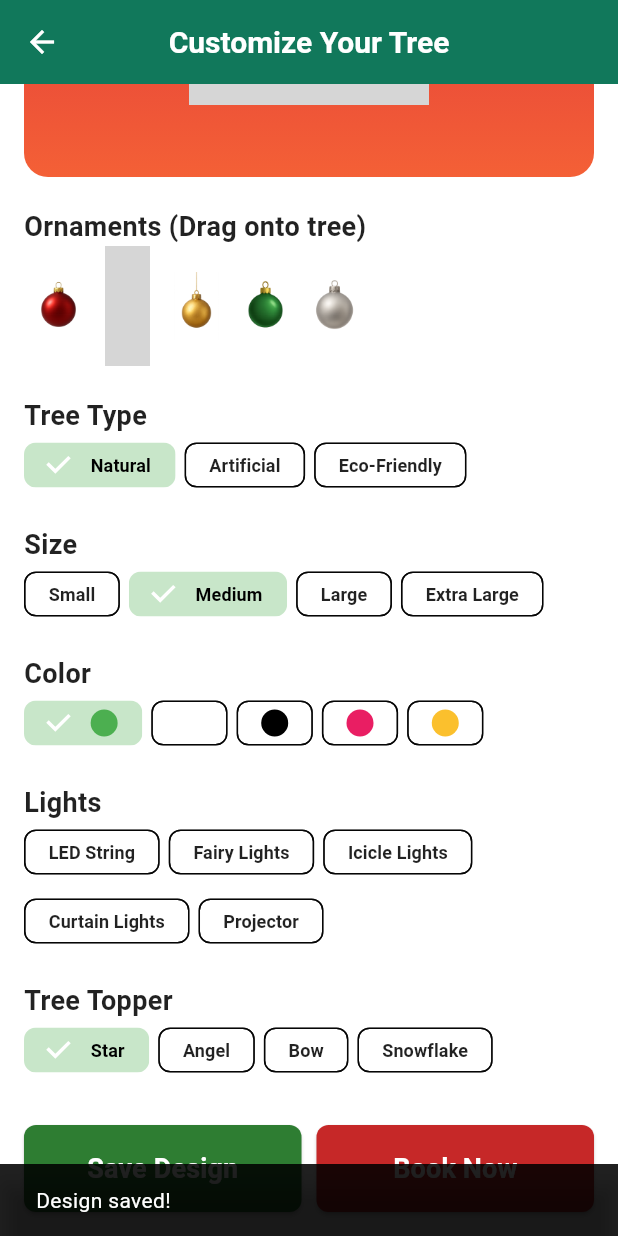
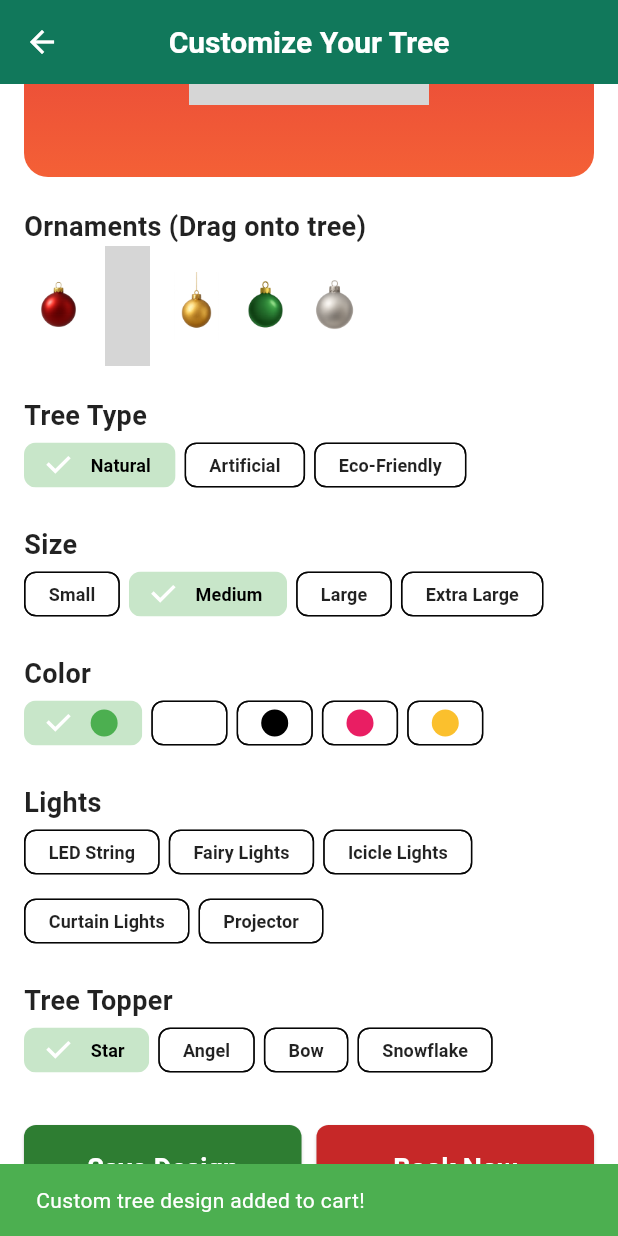
Before and after one commit to samiurvit1/Christmas_Tree_App, a Flutter app: the CustomizeTreePage screen opened directly, scrolled down 202 dp, after a tap on "Save Design", on a phone screen of 412 x 824 dp. Run offline on Flutter 3.47's test engine with Material 3 defaults, Android fonts, the phone set to English and light mode, and no system bars; our stand-ins replace google_fonts, just_audio, video_player; missing offline and left inert: flutter_cube, model_viewer_plus, snow_fall_animation; accounts and stored records are empty; network calls fail; grey boxes are pictures that could not be loaded.

Commit message:
Bug fixes

```diff
--- a/ChristmasTreeApp/lib/pages/customize_tree_page.dart
+++ b/ChristmasTreeApp/lib/pages/customize_tree_page.dart
@@ -3,6 +3,9 @@ import 'package:flutter/material.dart';
 import 'package:flutter/scheduler.dart';
 import 'package:model_viewer_plus/model_viewer_plus.dart';
 import 'package:flutter_cube/flutter_cube.dart';
+import 'package:christmas_tree/pages/tree_stylist_page.dart'; // <-- Import TreeStylistPage
+import '../models/product.dart'; // Ensure Product model is imported
+import '../models/cart.dart';   // Ensure Cart model is imported
 
 class CustomizeTreePage extends StatefulWidget {
   const CustomizeTreePage({super.key});
@@ -50,6 +53,7 @@ class _CustomizeTreePageState extends State<CustomizeTreePage>
   Offset? draggedOrnamentPosition;
   String? draggedOrnamentType;
 
+  // Assume these are the options available for tree type
   final List<String> treeTypes = ['Natural', 'Artificial', 'Eco-Friendly'];
   final List<String> sizes = ['Small', 'Medium', 'Large', 'Extra Large'];
   final List<String> colors = ['Green', 'White', 'Black', 'Pink', 'Gold'];
@@ -542,15 +546,81 @@ class _CustomizeTreePageState extends State<CustomizeTreePage>
   }
 
   void _saveDesign() {
+    // 1. Gather all customization details and create a description
+    String description = 'Customized Christmas Tree:\n'
+        '--------------------------\n'
+        '- Tree Type: $selectedTreeType\n'
+        '- Size: $selectedSize\n'
+        '- Tree Color: $selectedColor\n'
+        '- Topper: $selectedTreeTopper\n';
+
+    if (selectedLights.isNotEmpty) {
+      description += '- Lights: ${selectedLights.join(', ')}\n';
+    } else {
+      description += '- Lights: None\n';
+    }
+
+    if (placedOrnaments.isNotEmpty) {
+      Map<String, int> ornamentCounts = {};
+      for (var ornament in placedOrnaments) {
+        ornamentCounts[ornament.type] = (ornamentCounts[ornament.type] ?? 0) + 1;
+      }
+      String ornamentsSummary = ornamentCounts.entries
+          .map((entry) => '${entry.value}x ${entry.key}')
+          .join(', ');
+      description += '- Ornaments: $ornamentsSummary\n';
+    } else {
+      description += '- Ornaments: None\n';
+    }
+    description += '--------------------------';
+
+    // 2. Determine Price
+    double customTreePrice = 199.99; // Example price
+
+    // 3. Determine other Product fields
+    // For custom designs, we might use placeholder or specific values
+    int customProductId = DateTime.now().millisecondsSinceEpoch; // Unique ID as int
+    int customCategoryId = 0; // Example: 0 for 'Custom Designs' category
+    String customCategoryName = 'Custom Designs';
+    // Check if the selected tree type is 'Eco-Friendly'
+    bool isEco = selectedTreeType == 'Eco-Friendly';
+    int stockQty = 1; // A custom designed tree is unique, so stock is 1
+
+    // 4. Create a Product object for the custom tree
+    final Product customTreeProduct = Product(
+      productId: customProductId,
+      categoryId: customCategoryId,
+      categoryName: customCategoryName,
+      name: 'My Custom Designed Tree',
+      description: description,
+      price: customTreePrice,
+      imageUrl: 'assets/images/tree.png', // Main tree image as placeholder
+      isEcoFriendly: isEco,
+      stockQuantity: stockQty,
+    );
+
+    // 5. Add to Cart
+    Cart().add(customTreeProduct);
+
+    // 6. Show SnackBar feedback
     ScaffoldMessenger.of(context).showSnackBar(
-      const SnackBar(content: Text('Design saved!')),
+      const SnackBar(
+        content: Text('Custom tree design added to cart!'),
+        backgroundColor: Colors.green,
+      ),
     );
   }
 
   void _bookDesign() {
-    ScaffoldMessenger.of(context).showSnackBar(
-      const SnackBar(content: Text('Booking requested!')),
+    // Navigate to TreeStylistPage
+    Navigator.push(
+      context,
+      MaterialPageRoute(builder: (context) => const TreeStylistPage()),
     );
+    // Optionally, you can still show a SnackBar or remove it if navigation is enough
+    // ScaffoldMessenger.of(context).showSnackBar(
+    //   const SnackBar(content: Text('Proceeding to schedule service...')),
+    // );
   }
 }
 
--- a/ChristmasTreeApp/lib/pages/home_page.dart
+++ b/ChristmasTreeApp/lib/pages/home_page.dart
@@ -654,22 +654,22 @@ IconData getCupertinoIcon(String iconName) {
               },
             ),
           ),
-          const SizedBox(height: 16),
-          // Sign Out Button
-          Padding(
-            padding: const EdgeInsets.symmetric(horizontal: 32.0),
-            child: ElevatedButton(
-              style: ElevatedButton.styleFrom(
-                backgroundColor: const Color(0xFF007F5F),
-                foregroundColor: Colors.white,
-                minimumSize: const Size(double.infinity, 50),
-              ),
-              onPressed: () {
-                // Logout logic
-              },
-              child: Text(t('sign_out')),
-            ),
-          ),
+          // const SizedBox(height: 16),
+          // // Sign Out Button
+          // Padding(
+          //   padding: const EdgeInsets.symmetric(horizontal: 32.0),
+          //   child: ElevatedButton(
+          //     style: ElevatedButton.styleFrom(
+          //       backgroundColor: const Color(0xFF007F5F),
+          //       foregroundColor: Colors.white,
+          //       minimumSize: const Size(double.infinity, 50),
+          //     ),
+          //     onPressed: () {
+          //       // Logout logic
+          //     },
+          //     child: Text(t('sign_out')),
+          //   ),
+          // ),
         ],
       ),
     );
--- a/ChristmasTreeApp/lib/pages/product_detail_page.dart
+++ b/ChristmasTreeApp/lib/pages/product_detail_page.dart
@@ -1,5 +1,6 @@
 import 'package:flutter/material.dart';
 import '../models/product.dart';
+import '../models/cart.dart'; // <-- Import the Cart model
 
 class ProductDetailPage extends StatelessWidget {
   final Product product;
@@ -107,7 +108,10 @@ class ProductDetailPage extends StatelessWidget {
                         padding: const EdgeInsets.symmetric(vertical: 16),
                       ),
                       onPressed: () {
-                        // Add to cart
+                        Cart().add(product); // Add product to cart
+                        ScaffoldMessenger.of(context).showSnackBar(
+                          const SnackBar(content: Text('Added to cart!')),
+                        );
                       },
                       child: const Text(
                         'Add to Cart',
```
